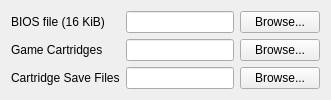
LingYunZhi/gbxemu, file vba2/vba2/settings/settingssheet_directories.ui: the form before one commit.
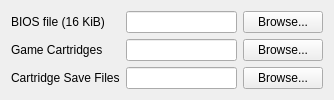
The form after the commit. Icons and pictures are not drawn.

Patch:
```diff
--- a/vba2/vba2/settings/settingssheet_directories.ui
+++ b/vba2/vba2/settings/settingssheet_directories.ui
@@ -2,6 +2,14 @@
 <ui version="4.0">
  <class>SettingsSheet_Directories</class>
  <widget class="QWidget" name="SettingsSheet_Directories">
+  <property name="geometry">
+   <rect>
+    <x>0</x>
+    <y>0</y>
+    <width>334</width>
+    <height>99</height>
+   </rect>
+  </property>
   <property name="windowTitle">
    <string>Directories</string>
   </property>
```
Left out of the diff: 2 changed lines with no effect on the pictures.
